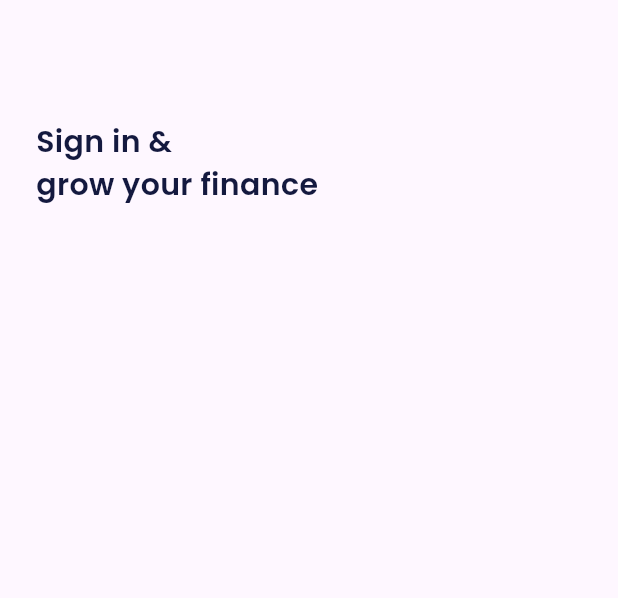
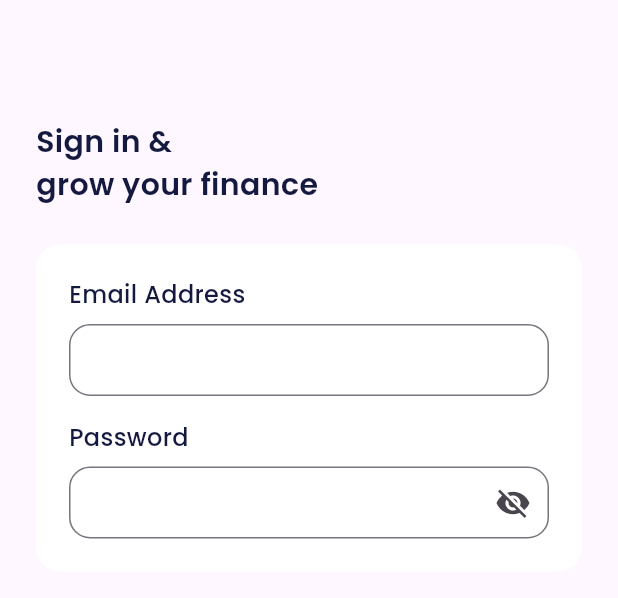
Before and after one commit to difadlyaulhaq/seamless-ewallet, a Flutter app: the LoginPage screen opened by its route, on a phone screen of 412 x 824 dp, the part 225-823 px from its top. Run offline on Flutter 3.47's test engine with Material 3 defaults, Android fonts, the phone set to English and light mode, and no system bars; our stand-ins replace carousel_slider, firebase_core, go_router, google_fonts; accounts and stored records are empty.

Commit message:
Refactor LoginPage to StatefulWidget; add email and password fields with visibility toggle

```diff
--- a/lib/ui/pages/onboarding_page.dart
+++ b/lib/ui/pages/onboarding_page.dart
@@ -114,6 +114,7 @@ class _OnboardingPageState extends State<OnboardingPage> {
                   ),
                   const SizedBox(height: 30),
                   SizedBox(
+
                     width: 150,
                     height: 50,
                     child: TextButton(
@@ -124,6 +125,7 @@ class _OnboardingPageState extends State<OnboardingPage> {
                         backgroundColor: lightBackgroundColor,
                         shape: RoundedRectangleBorder(
                           borderRadius: BorderRadius.circular(56),
+
                         ),
                       ),
                       child: Text(
--- a/lib/ui/pages/sign_in.dart
+++ b/lib/ui/pages/sign_in.dart
@@ -1,26 +1,30 @@
 import 'package:flutter/material.dart';
-import 'package:go_router/go_router.dart';
 import 'package:seamless/shared/theme.dart';
 
-class LoginPage extends StatelessWidget {
+class LoginPage extends StatefulWidget {
   const LoginPage({super.key});
+
+  @override
+  State<LoginPage> createState() => _LoginPageState();
+}
+
+class _LoginPageState extends State<LoginPage> {
+  bool isObscure = true;
 
   @override
   Widget build(BuildContext context) {
     return Scaffold(
-      body:ListView(
+      body: ListView(
         padding: const EdgeInsets.symmetric(horizontal: 24),
         children: [
           Container(
             width: 155,
             height: 50,
-            margin:  const EdgeInsets.only(top: 100),
+            margin: const EdgeInsets.only(top: 100),
             decoration: const BoxDecoration(
               image: DecorationImage(
-                image: AssetImage(
-                  "assets/img_logo_seamless_light.png",
-                  ),
-                alignment: Alignment.center
+                image: AssetImage("assets/img_logo_seamless_light.png"),
+                alignment: Alignment.center,
               ),
             ),
           ),
@@ -33,8 +37,76 @@ class LoginPage extends StatelessWidget {
             ),
             textAlign: TextAlign.left,
           ),
+          const SizedBox(height: 25),
+          Container(
+            padding: const EdgeInsets.all(22),
+            decoration: BoxDecoration(
+              color: whiteColor,
+              borderRadius: BorderRadius.circular(16),
+            ),
+            child: Column(
+              children: [
+                // Email Address
+                Column(
+                  crossAxisAlignment: CrossAxisAlignment.start,
+                  children: [
+                    Text(
+                      "Email Address",
+                      style: blackTextStyle.copyWith(
+                        fontSize: 16,
+                        fontWeight: medium,
+                      ),
+                    ),
+                    const SizedBox(height: 8),
+                    TextFormField(
+                      decoration: InputDecoration(
+                        border: OutlineInputBorder(
+                          borderRadius: BorderRadius.circular(14),
+                        ),
+                        contentPadding: const EdgeInsets.all(12),
+                      ),
+                    ),
+                  ],
+                ),
+                const SizedBox(height: 16),
+                // Password
+                Column(
+                  crossAxisAlignment: CrossAxisAlignment.start,
+                  children: [
+                    Text(
+                      "Password",
+                      style: blackTextStyle.copyWith(
+                        fontSize: 16,
+                        fontWeight: medium,
+                      ),
+                    ),
+                    const SizedBox(height: 8),
+                    TextFormField(
+                      obscureText: isObscure,
+                      decoration: InputDecoration(
+                        suffixIcon: IconButton(
+                          icon: Icon(
+                            isObscure ? Icons.visibility_off : Icons.visibility,
+                          ),
+                          onPressed: () {
+                            setState(() {
+                              isObscure = !isObscure;
+                            });
+                          },
+                        ),
+                        border: OutlineInputBorder(
+                          borderRadius: BorderRadius.circular(14),
+                        ),
+                        contentPadding: const EdgeInsets.all(12),
+                      ),
+                    ),
+                  ],
+                ),
+              ],
+            ),
+          ),
         ],
-      )
+      ),
     );
   }
 }
```
